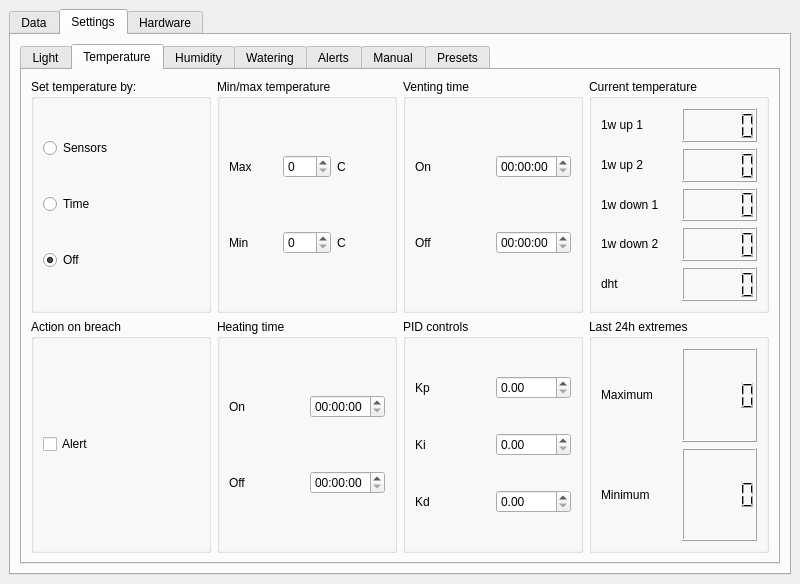
Above: RPGH_main_gui.ui from erg-samowzbudnik/Raspberry_Pi_Greenhouse before the change. Below: the same form after it.
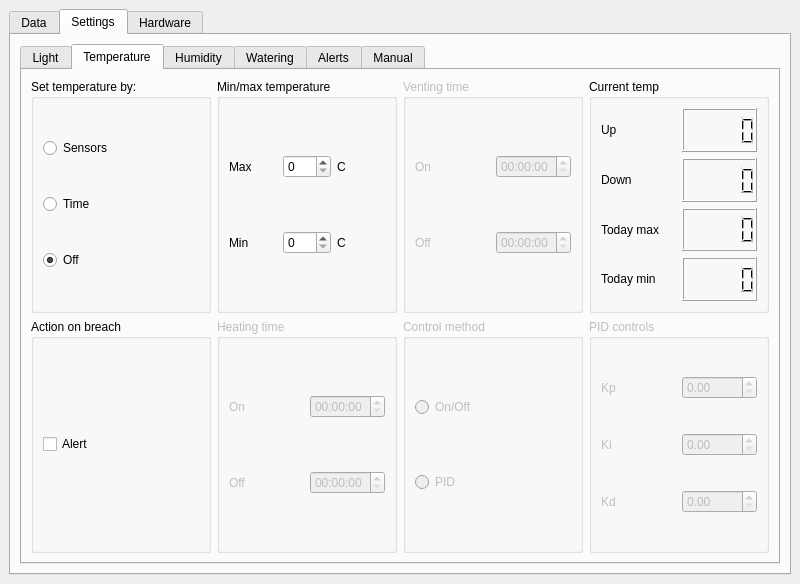
That is the form after the change. The open tabs and pages were chosen to show the change. Custom widgets are drawn as their Qt base class.

```diff
--- a/RPGH_main_gui.ui
+++ b/RPGH_main_gui.ui
@@ -795,6 +795,9 @@
                   </item>
                   <item row="3" column="1">
                    <widget class="QGroupBox" name="groupBox_9">
+                    <property name="enabled">
+                     <bool>false</bool>
+                    </property>
                     <property name="title">
                      <string>Heating time</string>
                     </property>
@@ -804,7 +807,7 @@
                        <item row="0" column="0">
                         <widget class="QLabel" name="label_14">
                          <property name="enabled">
-                          <bool>true</bool>
+                          <bool>false</bool>
                          </property>
                          <property name="text">
                           <string>On</string>
@@ -814,7 +817,7 @@
                        <item row="1" column="0">
                         <widget class="QLabel" name="label_15">
                          <property name="enabled">
-                          <bool>true</bool>
+                          <bool>false</bool>
                          </property>
                          <property name="text">
                           <string>Off</string>
@@ -824,14 +827,14 @@
                        <item row="0" column="1">
                         <widget class="QTimeEdit" name="temperature_time_heating_on">
                          <property name="enabled">
-                          <bool>true</bool>
+                          <bool>false</bool>
                          </property>
                         </widget>
                        </item>
                        <item row="1" column="1">
                         <widget class="QTimeEdit" name="temperature_time_heating_off">
                          <property name="enabled">
-                          <bool>true</bool>
+                          <bool>false</bool>
                          </property>
                         </widget>
                        </item>
@@ -860,67 +863,87 @@
                     </layout>
                    </widget>
                   </item>
+                  <item row="0" column="2">
+                   <widget class="QGroupBox" name="groupBox_6">
+                    <property name="enabled">
+                     <bool>false</bool>
+                    </property>
+                    <property name="title">
+                     <string>Venting time</string>
+                    </property>
+                    <layout class="QHBoxLayout" name="horizontalLayout_3">
+                     <item>
+                      <layout class="QGridLayout" name="gridLayout_3">
+                       <item row="1" column="0">
+                        <widget class="QLabel" name="label_58">
+                         <property name="text">
+                          <string>Off</string>
+                         </property>
+                        </widget>
+                       </item>
+                       <item row="0" column="0">
+                        <widget class="QLabel" name="label_57">
+                         <property name="text">
+                          <string>On</string>
+                         </property>
+                        </widget>
+                       </item>
+                       <item row="0" column="1">
+                        <widget class="QTimeEdit" name="temperature_time_venting_on"/>
+                       </item>
+                       <item row="1" column="1">
+                        <widget class="QTimeEdit" name="temperature_time_venting_off"/>
+                       </item>
+                      </layout>
+                     </item>
+                    </layout>
+                   </widget>
+                  </item>
                   <item row="0" column="3">
                    <widget class="QGroupBox" name="groupBox_25">
-                    <property name="sizePolicy">
-                     <sizepolicy hsizetype="Minimum" vsizetype="Preferred">
-                      <horstretch>0</horstretch>
-                      <verstretch>0</verstretch>
-                     </sizepolicy>
-                    </property>
                     <property name="title">
-                     <string>Current temperature</string>
+                     <string>Current temp</string>
                     </property>
-                    <layout class="QHBoxLayout" name="horizontalLayout_33">
+                    <layout class="QHBoxLayout" name="horizontalLayout_65">
                      <item>
-                      <layout class="QGridLayout" name="gridLayout_24">
-                       <item row="1" column="0">
-                        <widget class="QLabel" name="label_33">
-                         <property name="text">
-                          <string>1w up 2</string>
-                         </property>
-                        </widget>
-                       </item>
-                       <item row="2" column="1">
-                        <widget class="QLCDNumber" name="temp_sensor_3_lcdNumber_14"/>
-                       </item>
-                       <item row="2" column="0">
-                        <widget class="QLabel" name="label_43">
-                         <property name="text">
-                          <string>1w down 1</string>
-                         </property>
-                        </widget>
-                       </item>
-                       <item row="1" column="1">
-                        <widget class="QLCDNumber" name="temp_sensor_2_lcdNumber_5"/>
-                       </item>
+                      <layout class="QGridLayout" name="gridLayout_35">
                        <item row="3" column="0">
                         <widget class="QLabel" name="label_44">
                          <property name="text">
-                          <string>1w down 2</string>
+                          <string>Today min</string>
                          </property>
                         </widget>
                        </item>
+                       <item row="1" column="1">
+                        <widget class="QLCDNumber" name="lcdNumber_13"/>
+                       </item>
                        <item row="0" column="1">
-                        <widget class="QLCDNumber" name="temp_sensor_1_lcdNumber_4"/>
-                       </item>
-                       <item row="4" column="1">
-                        <widget class="QLCDNumber" name="temp_sensor_outside_lcdNumber_6"/>
+                        <widget class="QLCDNumber" name="lcdNumber_8"/>
                        </item>
                        <item row="3" column="1">
-                        <widget class="QLCDNumber" name="temp_sensor_4_lcdNumber_15"/>
+                        <widget class="QLCDNumber" name="lcdNumber_20"/>
+                       </item>
+                       <item row="2" column="1">
+                        <widget class="QLCDNumber" name="lcdNumber_19"/>
                        </item>
                        <item row="0" column="0">
                         <widget class="QLabel" name="label_32">
                          <property name="text">
-                          <string>1w up 1</string>
+                          <string>Up</string>
                          </property>
                         </widget>
                        </item>
-                       <item row="4" column="0">
-                        <widget class="QLabel" name="label_34">
+                       <item row="2" column="0">
+                        <widget class="QLabel" name="label_43">
                          <property name="text">
-                          <string>dht</string>
+                          <string>Today max</string>
+                         </property>
+                        </widget>
+                       </item>
+                       <item row="1" column="0">
+                        <widget class="QLabel" name="label_33">
+                         <property name="text">
+                          <string>Down</string>
                          </property>
                         </widget>
                        </item>
@@ -929,8 +952,11 @@
                     </layout>
                    </widget>
                   </item>
-                  <item row="3" column="2">
+                  <item row="3" column="3">
                    <widget class="QGroupBox" name="groupBox_34">
+                    <property name="enabled">
+                     <bool>false</bool>
+                    </property>
                     <property name="title">
                      <string>PID controls</string>
                     </property>
@@ -940,28 +966,28 @@
                        <item row="1" column="1">
                         <widget class="QDoubleSpinBox" name="doubleSpinBox_5">
                          <property name="enabled">
-                          <bool>true</bool>
+                          <bool>false</bool>
                          </property>
                         </widget>
                        </item>
                        <item row="2" column="1">
                         <widget class="QDoubleSpinBox" name="doubleSpinBox_6">
                          <property name="enabled">
-                          <bool>true</bool>
+                          <bool>false</bool>
                          </property>
                         </widget>
                        </item>
                        <item row="0" column="1">
                         <widget class="QDoubleSpinBox" name="doubleSpinBox_4">
                          <property name="enabled">
-                          <bool>true</bool>
+                          <bool>false</bool>
                          </property>
                         </widget>
                        </item>
                        <item row="0" column="0">
                         <widget class="QLabel" name="label_82">
                          <property name="enabled">
-                          <bool>true</bool>
+                          <bool>false</bool>
                          </property>
                          <property name="text">
                           <string>Kp</string>
@@ -971,7 +997,7 @@
                        <item row="1" column="0">
                         <widget class="QLabel" name="label_83">
                          <property name="enabled">
-                          <bool>true</bool>
+                          <bool>false</bool>
                          </property>
                          <property name="text">
                           <string>Ki</string>
@@ -981,7 +1007,7 @@
                        <item row="2" column="0">
                         <widget class="QLabel" name="label_84">
                          <property name="enabled">
-                          <bool>true</bool>
+                          <bool>false</bool>
                          </property>
                          <property name="text">
                           <string>Kd</string>
@@ -993,67 +1019,31 @@
                     </layout>
                    </widget>
                   </item>
-                  <item row="0" column="2">
-                   <widget class="QGroupBox" name="groupBox_6">
-                    <property name="title">
-                     <string>Venting time</string>
-                    </property>
-                    <layout class="QHBoxLayout" name="horizontalLayout_3">
-                     <item>
-                      <layout class="QGridLayout" name="gridLayout_3">
-                       <item row="1" column="0">
-                        <widget class="QLabel" name="label_58">
-                         <property name="text">
-                          <string>Off</string>
-                         </property>
-                        </widget>
-                       </item>
-                       <item row="0" column="0">
-                        <widget class="QLabel" name="label_57">
-                         <property name="text">
-                          <string>On</string>
-                         </property>
-                        </widget>
-                       </item>
-                       <item row="0" column="1">
-                        <widget class="QTimeEdit" name="temperature_time_venting_on"/>
-                       </item>
-                       <item row="1" column="1">
-                        <widget class="QTimeEdit" name="temperature_time_venting_off"/>
-                       </item>
-                      </layout>
-                     </item>
-                    </layout>
-                   </widget>
-                  </item>
-                  <item row="3" column="3">
+                  <item row="3" column="2">
                    <widget class="QGroupBox" name="groupBox_36">
+                    <property name="enabled">
+                     <bool>false</bool>
+                    </property>
                     <property name="title">
-                     <string>Last 24h extremes</string>
+                     <string>Control method</string>
                     </property>
-                    <layout class="QHBoxLayout" name="horizontalLayout_65">
+                    <layout class="QHBoxLayout" name="horizontalLayout_33">
                      <item>
-                      <layout class="QGridLayout" name="gridLayout_35">
+                      <layout class="QGridLayout" name="gridLayout_24">
                        <item row="0" column="0">
-                        <widget class="QLabel" name="label_86">
+                        <widget class="QRadioButton" name="temperature_control_onoff">
                          <property name="text">
-                          <string>Maximum</string>
+                          <string>On/Off</string>
                          </property>
                         </widget>
                        </item>
                        <item row="1" column="0">
-                        <widget class="QLabel" name="label_87">
+                        <widget class="QRadioButton" name="temperature_control_pid">
                          <property name="text">
-                          <string>Minimum</string>
+                          <string>PID</string>
                          </property>
                         </widget>
                        </item>
-                       <item row="0" column="1">
-                        <widget class="QLCDNumber" name="lcdNumber_8"/>
-                       </item>
-                       <item row="1" column="1">
-                        <widget class="QLCDNumber" name="lcdNumber_13"/>
-                       </item>
                       </layout>
                      </item>
                     </layout>
@@ -1833,44 +1823,6 @@
                 </item>
                </layout>
               </widget>
-              <widget class="QWidget" name="tab_11">
-               <attribute name="title">
-                <string>Presets</string>
-               </attribute>
-               <layout class="QHBoxLayout" name="horizontalLayout_68">
-                <item>
-                 <layout class="QGridLayout" name="gridLayout_38">
-                  <item row="0" column="0">
-                   <widget class="QGroupBox" name="groupBox_39">
-                    <property name="title">
-                     <string>GroupBox</string>
-                    </property>
-                    <layout class="QHBoxLayout" name="horizontalLayout_69">
-                     <item>
-                      <layout class="QGridLayout" name="gridLayout_39">
-                       <item row="0" column="0">
-                        <widget class="QListWidget" name="listWidget">
-                         <item>
-                          <property name="text">
-                           <string>preset peppers</string>
-                          </property>
-                         </item>
-                         <item>
-                          <property name="text">
-                           <string>preset tomatoes_1</string>
-                          </property>
-                         </item>
-                        </widget>
-                       </item>
-                      </layout>
-                     </item>
-                    </layout>
-                   </widget>
-                  </item>
-                 </layout>
-                </item>
-               </layout>
-              </widget>
              </widget>
             </item>
            </layout>
```
Left out of the diff: 1038 changed lines with no effect on the pictures.
